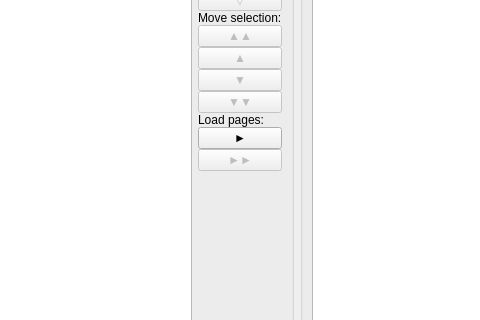
Above: wndmain.ui from ronanpaixao/PyPDFTK before the change; both pictures show x 97 to 577 and y 167 to 487 of the 955 by 631 pixel window. Below: the same form after it.
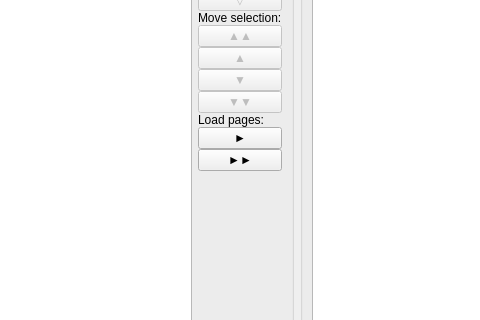
That is the form after the change. Custom widgets are drawn as their Qt base class.

Commit message: Implement page load from all files

```diff
--- a/wndmain.ui
+++ b/wndmain.ui
@@ -210,7 +210,7 @@
          <item>
           <widget class="QPushButton" name="btnFileLoadAll">
            <property name="enabled">
-            <bool>false</bool>
+            <bool>true</bool>
            </property>
            <property name="minimumSize">
             <size>
```
The commit also changes 1 other file.
